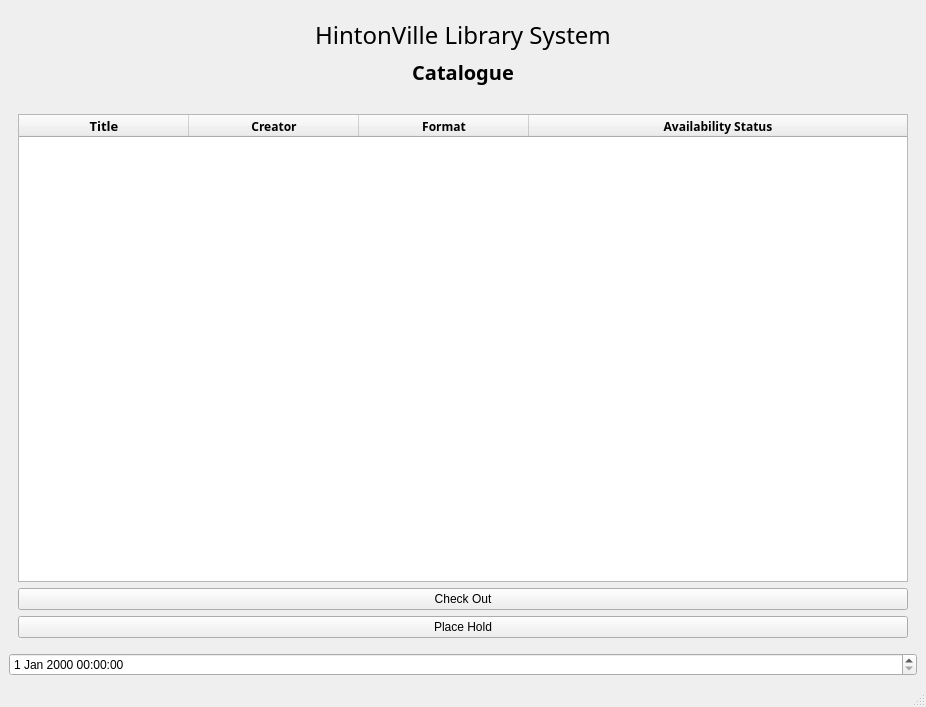
First picture: the form in mainwindow.ui, repository xanyu12/3004HinLIBS, before the edit.
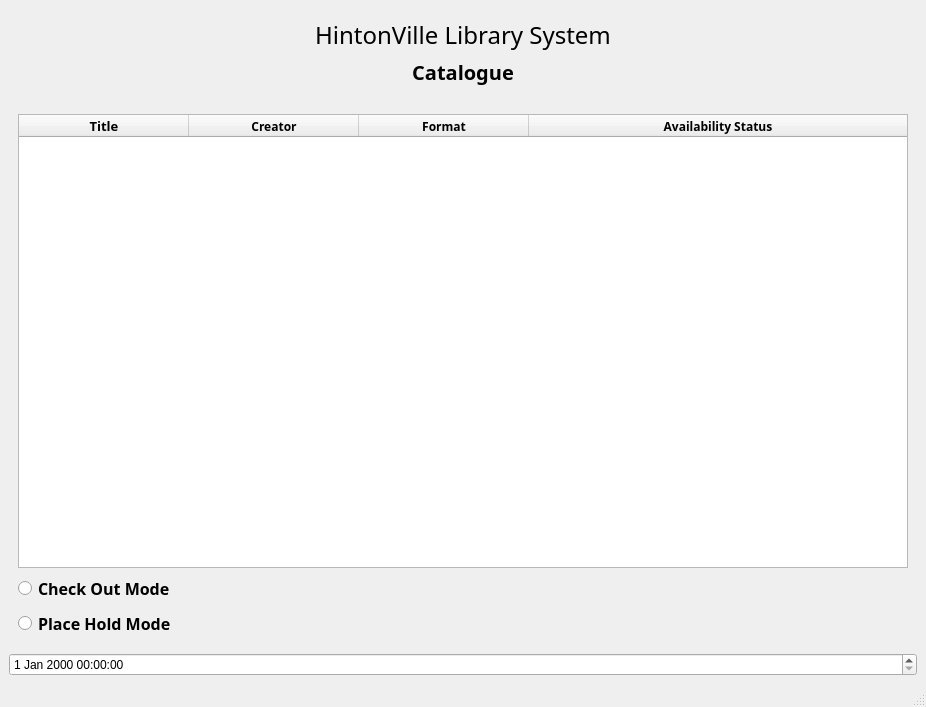
Second picture: the form after the edit. The open tabs and pages were chosen to show the change.

Patch:
```diff
--- a/mainwindow.ui
+++ b/mainwindow.ui
@@ -771,16 +771,34 @@
          </widget>
         </item>
         <item>
-         <widget class="QPushButton" name="pushButton">
+         <widget class="QRadioButton" name="checkOutMode">
+          <property name="font">
+           <font>
+            <family>Quicksand</family>
+            <pointsize>12</pointsize>
+            <weight>75</weight>
+            <italic>false</italic>
+            <bold>true</bold>
+           </font>
+          </property>
           <property name="text">
-           <string>Check Out</string>
+           <string>Check Out Mode</string>
           </property>
          </widget>
         </item>
         <item>
-         <widget class="QPushButton" name="pushButton_2">
+         <widget class="QRadioButton" name="placeHoldMode">
+          <property name="font">
+           <font>
+            <family>Quicksand</family>
+            <pointsize>12</pointsize>
+            <weight>75</weight>
+            <italic>false</italic>
+            <bold>true</bold>
+           </font>
+          </property>
           <property name="text">
-           <string>Place Hold</string>
+           <string>Place Hold Mode</string>
           </property>
          </widget>
         </item>
```
Left out of the diff: 2 changed lines with no effect on the pictures.
